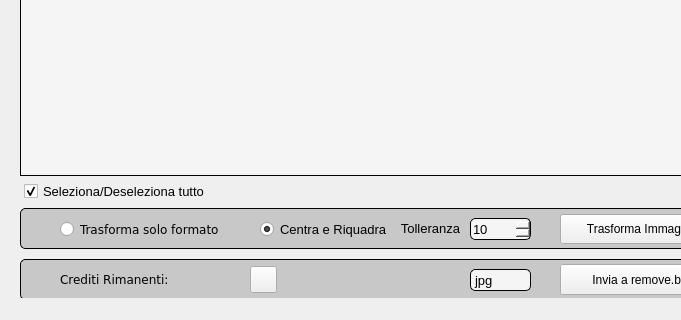
First picture: the form in WindowWidgets/MainWindow/mainwindow.ui, repository RobertoRomolini/FotoMaster, before the edit; both pictures show x 0 to 681 and y 400 to 720 of the 1270 by 720 pixel window.
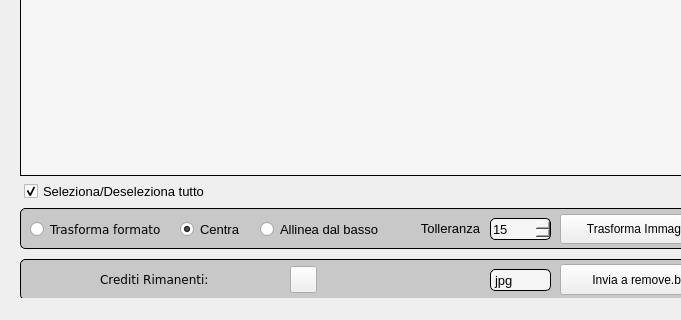
Second picture: the form after the edit. Icons and pictures are not drawn. Custom widgets are drawn as their Qt base class.

Diff of the .ui file:
```diff
--- a/WindowWidgets/MainWindow/mainwindow.ui
+++ b/WindowWidgets/MainWindow/mainwindow.ui
@@ -972,7 +972,7 @@
    <widget class="QLabel" name="label_4">
     <property name="geometry">
      <rect>
-      <x>400</x>
+      <x>420</x>
       <y>584</y>
       <width>60</width>
       <height>16</height>
@@ -993,7 +993,7 @@
    <widget class="QSpinBox" name="tolleranza">
     <property name="geometry">
      <rect>
-      <x>470</x>
+      <x>490</x>
       <y>582</y>
       <width>61</width>
       <height>22</height>
@@ -1057,15 +1057,15 @@
      <number>255</number>
     </property>
     <property name="value">
-     <number>10</number>
+     <number>15</number>
     </property>
    </widget>
    <widget class="QRadioButtonCustom" name="centraRiquadra">
     <property name="geometry">
      <rect>
-      <x>260</x>
+      <x>180</x>
       <y>583</y>
-      <width>127</width>
+      <width>61</width>
       <height>20</height>
      </rect>
     </property>
@@ -1075,10 +1075,10 @@
      </font>
     </property>
     <property name="toolTip">
-     <string>&lt;html&gt;&lt;head/&gt;&lt;body&gt;&lt;p align=&quot;justify&quot;&gt;Centra l'immagine rimuovendo la parte bianca ed aggiungendo un bordo bianco in base alla percentuale indicata.&lt;/p&gt;&lt;/body&gt;&lt;/html&gt;</string>
+     <string>&lt;html&gt;&lt;head/&gt;&lt;body&gt;&lt;p align=&quot;justify&quot;&gt;Centra l'immagine inserendola in un riquadro con l'aspect ratio inserito nelle opzioni&lt;/p&gt;&lt;/body&gt;&lt;/html&gt;</string>
     </property>
     <property name="text">
-     <string>Centra e Riquadra</string>
+     <string>Centra</string>
     </property>
     <property name="checked">
      <bool>true</bool>
@@ -1090,9 +1090,9 @@
    <widget class="QRadioButtonCustom" name="changeImageFormat">
     <property name="geometry">
      <rect>
-      <x>60</x>
+      <x>30</x>
       <y>583</y>
-      <width>181</width>
+      <width>151</width>
       <height>20</height>
      </rect>
     </property>
@@ -1106,7 +1106,7 @@
      </font>
     </property>
     <property name="text">
-     <string>Trasforma solo formato</string>
+     <string>Trasforma formato</string>
     </property>
     <attribute name="buttonGroup">
      <string notr="true">trasformaImmaginiGroup</string>
@@ -1200,7 +1200,7 @@
    <widget class="QComboBox" name="fileOutputRemoveBG">
     <property name="geometry">
      <rect>
-      <x>470</x>
+      <x>490</x>
       <y>633</y>
       <width>61</width>
       <height>22</height>
@@ -1256,7 +1256,7 @@
    <widget class="QLabel" name="label_5">
     <property name="geometry">
      <rect>
-      <x>60</x>
+      <x>100</x>
       <y>633</y>
       <width>111</width>
       <height>21</height>
@@ -1275,7 +1275,7 @@
    <widget class="QLabel" name="creditiRimanenti">
     <property name="geometry">
      <rect>
-      <x>176</x>
+      <x>216</x>
       <y>633</y>
       <width>61</width>
       <height>21</height>
@@ -1299,7 +1299,7 @@
    <widget class="QPushButtonBlue" name="refreshCrediti">
     <property name="geometry">
      <rect>
-      <x>250</x>
+      <x>290</x>
       <y>630</y>
       <width>27</width>
       <height>27</height>
@@ -1309,6 +1309,33 @@
      <string/>
     </property>
    </widget>
+   <widget class="QRadioButtonCustom" name="allineaBasso">
+    <property name="geometry">
+     <rect>
+      <x>260</x>
+      <y>583</y>
+      <width>121</width>
+      <height>20</height>
+     </rect>
+    </property>
+    <property name="font">
+     <font>
+      <pointsize>10</pointsize>
+     </font>
+    </property>
+    <property name="toolTip">
+     <string>&lt;html&gt;&lt;head/&gt;&lt;body&gt;&lt;p align=&quot;justify&quot;&gt;Allinea l'immagine al basso inserendola in un riquadro con l'aspect ratio inserito nelle opzioni&lt;/p&gt;&lt;/body&gt;&lt;/html&gt;</string>
+    </property>
+    <property name="text">
+     <string>Allinea dal basso</string>
+    </property>
+    <property name="checked">
+     <bool>false</bool>
+    </property>
+    <attribute name="buttonGroup">
+     <string notr="true">trasformaImmaginiGroup</string>
+    </attribute>
+   </widget>
    <zorder>opzioniTabellaBox</zorder>
    <zorder>trasformaImmaginiBox</zorder>
    <zorder>sostituisciRapidoBox</zorder>
@@ -1360,6 +1387,7 @@
    <zorder>label_5</zorder>
    <zorder>creditiRimanenti</zorder>
    <zorder>refreshCrediti</zorder>
+   <zorder>allineaBasso</zorder>
   </widget>
   <widget class="QMenuBar" name="menubar">
    <property name="geometry">
```
